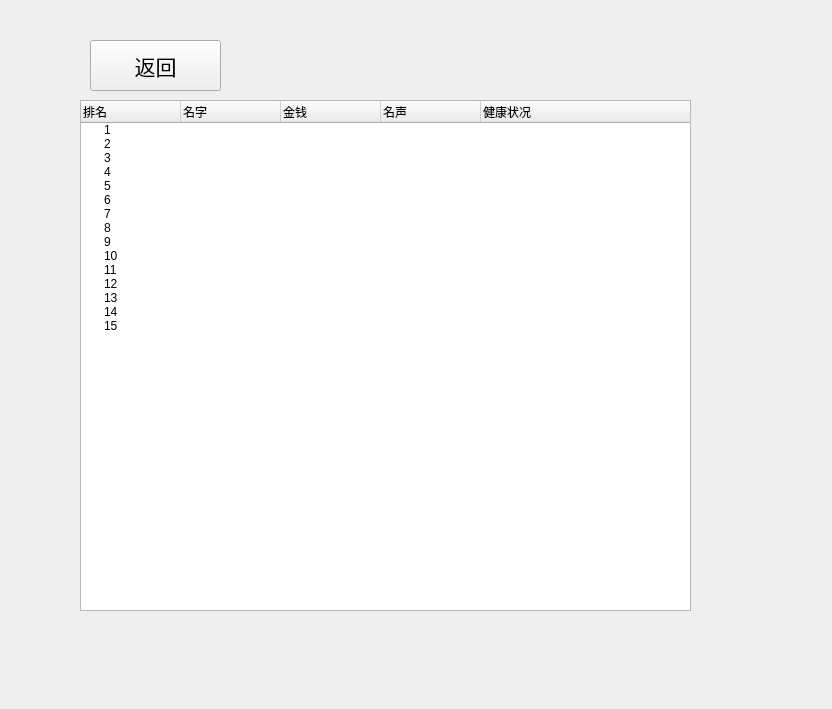
Before: the Qt Designer form ranking.ui in wwwxyz123/shanghaifusheng, drawn with Qt 5.
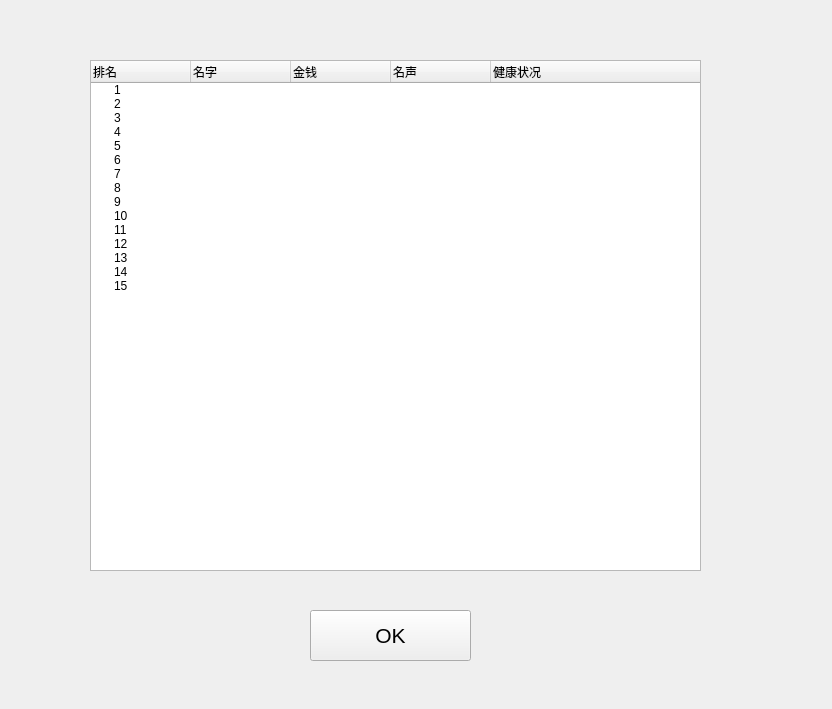
After: the same form once the commit is applied.

What changed in the file:
```diff
--- a/ranking.ui
+++ b/ranking.ui
@@ -13,29 +13,11 @@
   <property name="windowTitle">
    <string>Form</string>
   </property>
-  <widget class="QPushButton" name="startButton">
+  <widget class="QTreeWidget" name="ranktreeWidget">
    <property name="geometry">
     <rect>
      <x>90</x>
-     <y>40</y>
-     <width>131</width>
-     <height>51</height>
-    </rect>
-   </property>
-   <property name="font">
-    <font>
-     <pointsize>16</pointsize>
-    </font>
-   </property>
-   <property name="text">
-    <string>返回</string>
-   </property>
-  </widget>
-  <widget class="QTreeWidget" name="ranktableWidget">
-   <property name="geometry">
-    <rect>
-     <x>80</x>
-     <y>100</y>
+     <y>60</y>
      <width>611</width>
      <height>511</height>
     </rect>
@@ -141,6 +123,24 @@
     </property>
    </item>
   </widget>
+  <widget class="QPushButton" name="pushButton">
+   <property name="geometry">
+    <rect>
+     <x>310</x>
+     <y>610</y>
+     <width>161</width>
+     <height>51</height>
+    </rect>
+   </property>
+   <property name="font">
+    <font>
+     <pointsize>16</pointsize>
+    </font>
+   </property>
+   <property name="text">
+    <string>OK</string>
+   </property>
+  </widget>
  </widget>
  <resources/>
  <connections/>
```
